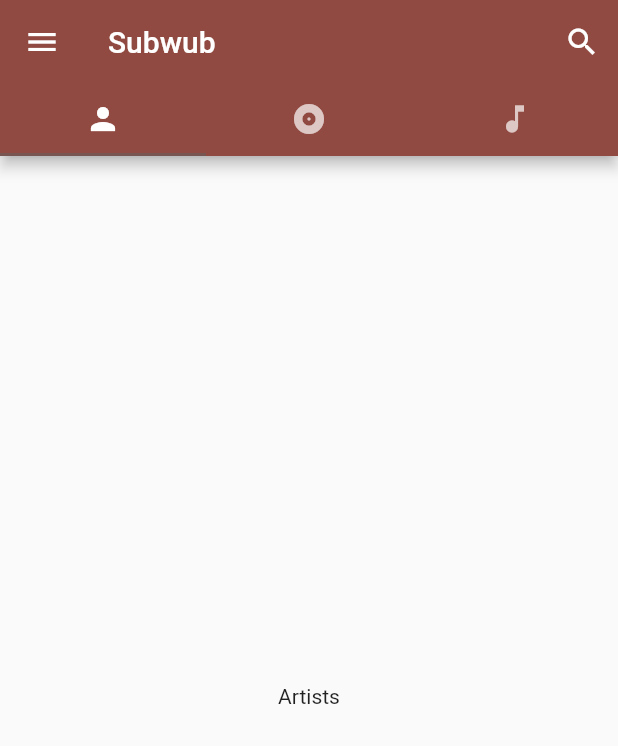
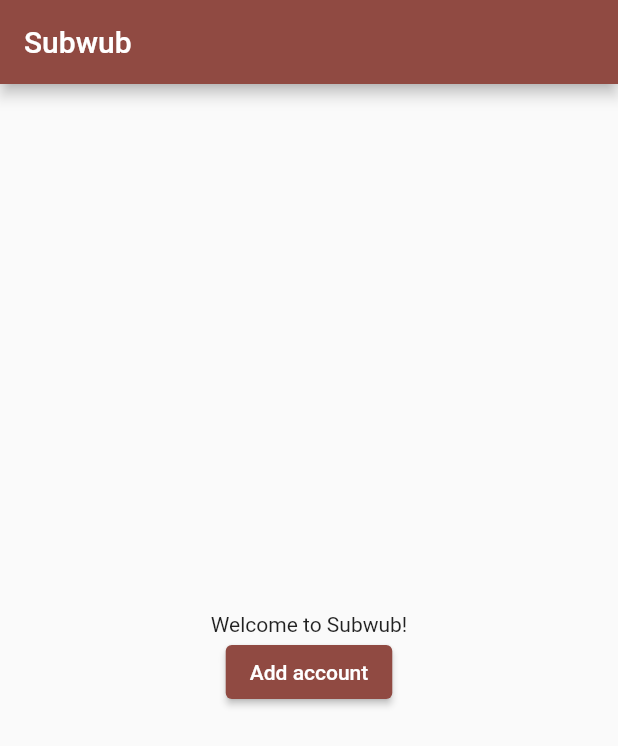
Before and after one commit to hedgepigdaniel/subwub, a Flutter app: the screen it shows after launch, on a phone screen of 412 x 824 dp. Shown: the top 746 px of the screen. Run offline on Flutter 3.47's test engine with Material 2 defaults, Android fonts, the phone set to English and light mode, and no system bars; our stand-ins replace fast_immutable_collections, flutter_redux, freezed_annotation, redux; missing offline and left inert: redux_logging; generated files the repository leaves out were written again.

Commit message:
welcome flow

```diff
--- a/lib/routes.dart
+++ b/lib/routes.dart
@@ -1,5 +1,6 @@
 enum Routes {
   home("/"),
+  welcome("/welcome"),
   search("/search"),
   userAccounts("/users"),
   addUserAccount("/users/add");
--- a/lib/state.dart
+++ b/lib/state.dart
@@ -2,16 +2,21 @@ import 'package:fast_immutable_collections/fast_immutable_collections.dart';
 import 'package:freezed_annotation/freezed_annotation.dart';
 
 part 'state.freezed.dart';
+part 'state.g.dart';
 
 @freezed
 class AppState with _$AppState {
   const factory AppState({
     required IMap<UserAccountKey, UserAccountValue> userAccounts,
+    required UserAccountKey? currentUserAccount,
   }) = _AppState;
 
   factory AppState.fromJson(Map<String, Object?> json) =>
       _$AppStateFromJson(json);
 }
+
+const AppState initialState =
+    AppState(userAccounts: IMapConst({}), currentUserAccount: null);
 
 @freezed
 class UserAccountKey with _$UserAccountKey {
--- a/lib/widgets/app.dart
+++ b/lib/widgets/app.dart
@@ -1,12 +1,13 @@
-import 'package:fast_immutable_collections/fast_immutable_collections.dart';
 import 'package:flutter/material.dart';
 import 'package:redux_logging/redux_logging.dart';
-import 'package:subwub/reducer.dart';
-import 'package:subwub/routes.dart';
 import 'package:redux/redux.dart';
 import 'package:flutter_redux/flutter_redux.dart';
+import 'package:subwub/widgets/welcome.dart';
 
+import '../reducer.dart';
+import '../routes.dart';
 import '../state.dart';
+
 import 'search.dart';
 import 'home.dart';
 import 'user-accounts.dart';
@@ -15,9 +16,9 @@ import 'add-user-account.dart';
 class App extends StatelessWidget {
   App({super.key});
 
-  final store = Store(
+  final store = Store<AppState>(
     reducer,
-    initialState: AppState(userAccounts: IMap()),
+    initialState: initialState,
     middleware: [LoggingMiddleware.printer()],
   );
 
@@ -26,7 +27,9 @@ class App extends StatelessWidget {
   Widget build(BuildContext context) {
     return StoreProvider(
       store: store,
-      child: MaterialApp(
+      child: StoreConnector<AppState, bool>(
+        converter: (store) => store.state.currentUserAccount != null,
+        builder: (context, hasUserAccount) => MaterialApp(
           title: 'Subwub',
           theme: ThemeData(
             colorScheme: ColorScheme.fromSeed(
@@ -40,13 +43,27 @@ class App extends StatelessWidget {
               brightness: Brightness.dark,
             ),
           ),
-        initialRoute: '/',
+          initialRoute: hasUserAccount ? Routes.home.path : Routes.welcome.path,
           routes: {
             Routes.home.path: (context) => Home(),
+            Routes.welcome.path: (context) => const Welcome(),
             Routes.search.path: (context) => const Search(),
             Routes.userAccounts.path: (context) => const UserAccounts(),
-          Routes.addUserAccount.path: (context) => const AddUserAccount(),
+            Routes.addUserAccount.path: (context) => AddUserAccount(
+                  onComplete: () {
+                    if (hasUserAccount) {
+                      Navigator.pop(context);
+                    } else {
+                      Navigator.pushNamedAndRemoveUntil(
+                        context,
+                        Routes.home.path,
+                        (route) => false,
+                      );
+                    }
                   },
+                ),
+          },
+        ),
       ),
     );
   }
--- /dev/null
+++ b/lib/widgets/welcome.dart
@@ -0,0 +1,31 @@
+import 'package:flutter/material.dart';
+import '../routes.dart';
+
+class Welcome extends StatelessWidget {
+  const Welcome({super.key});
+
+  @override
+  Widget build(BuildContext context) {
+    return Scaffold(
+      appBar: AppBar(
+        automaticallyImplyLeading: false,
+        title: const Text("Subwub"),
+      ),
+      body: SizedBox.expand(
+        child: Column(
+          mainAxisAlignment: MainAxisAlignment.center,
+          crossAxisAlignment: CrossAxisAlignment.center,
+          children: [
+            const Text("Welcome to Subwub!"),
+            ElevatedButton(
+              onPressed: () {
+                Navigator.pushNamed(context, Routes.addUserAccount.path);
+              },
+              child: const Text("Add account"),
+            ),
+          ],
+        ),
+      ),
+    );
+  }
+}
```
Also changed, not shown: lib/reducer.dart (+9 -6 lines), lib/widgets/add-user-account.dart (+5 -29 lines), lib/widgets/drawer.dart (+20 -7 lines), 1 other file. Lines whose indentation alone changed are shown as unchanged.
